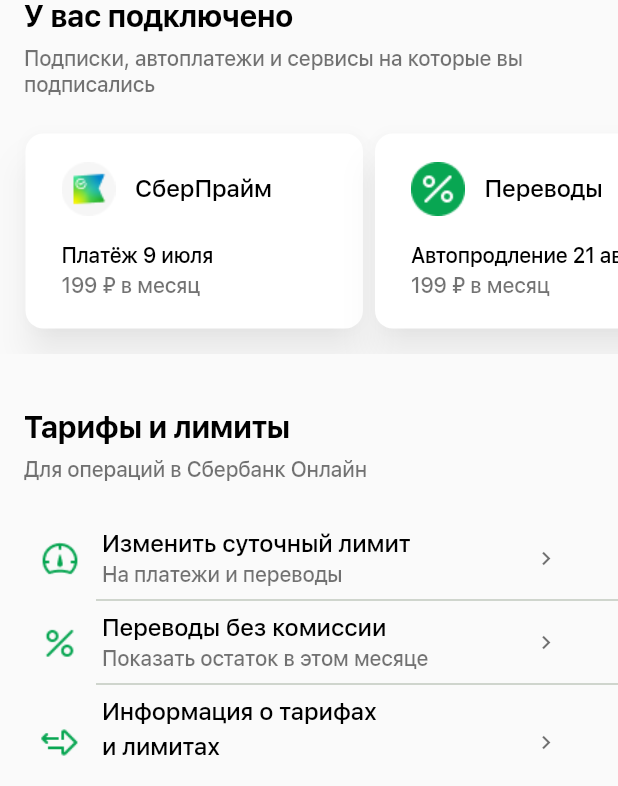
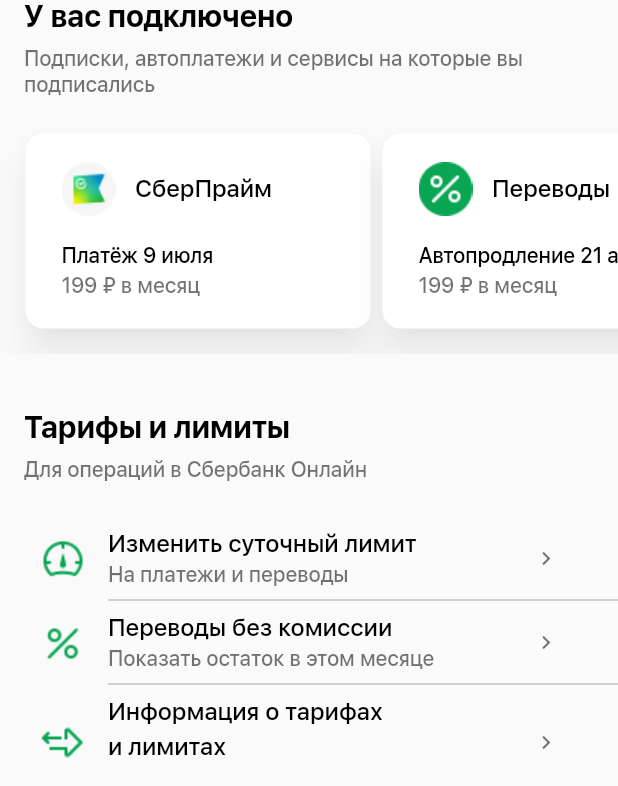
Before and after one commit to SuperJK55/flutter_effective_lab, a Flutter app: the screen it shows after launch, on a phone screen of 412 x 824 dp, the part 450-1236 px from its top. Run offline on Flutter 3.47's test engine with Material 3 defaults, Android fonts, the phone set to English and light mode, and no system bars.

Commit message:
Change some image size, block size and padding size

```diff
--- a/lib/pages/ProfileScreen.dart
+++ b/lib/pages/ProfileScreen.dart
@@ -34,7 +34,7 @@
                 title: "Изменить суточный лимит",
                 subtitle: "На платежи и переводы")),
           Padding(
-            padding: EdgeInsets.only(left: 64),
+            padding: EdgeInsets.only(left: 72),
             child: Divider(
               height: 2,
             ),
@@ -45,7 +45,7 @@
                 title: "Переводы без комиссии",
                 subtitle: "Показать остаток в этом месяце")),
           Padding(
-            padding: EdgeInsets.only(left: 64),
+            padding: EdgeInsets.only(left: 72),
             child: Divider(
               height: 2,
             ),
--- a/lib/widgets/CategoryItem.dart
+++ b/lib/widgets/CategoryItem.dart
@@ -13,7 +13,7 @@
       onPressed: () {},
       style: ElevatedButton.styleFrom(
           elevation: 10,
-          fixedSize: const Size(225, 130),
+          fixedSize: const Size(230, 130),
           backgroundColor: Colors.white,
           surfaceTintColor: Colors.white,
           foregroundColor: Colors.black,
@@ -21,7 +21,7 @@
           shape:
               RoundedRectangleBorder(borderRadius: BorderRadius.circular(12))),
       child: Padding(
-        padding: const EdgeInsets.symmetric(horizontal: 0, vertical: 16),
+        padding: const EdgeInsets.symmetric(vertical: 16),
         child: Column(
             crossAxisAlignment: CrossAxisAlignment.start,
             mainAxisSize: MainAxisSize.min,
--- a/lib/widgets/CustomSliverAppBar.dart
+++ b/lib/widgets/CustomSliverAppBar.dart
@@ -45,7 +45,6 @@
                 'Екатерина',
                 style: Theme.of(context).textTheme.titleLarge,
               ),
-
             ],
           ),
         ),
--- a/lib/widgets/TariffAndLimitsBlock.dart
+++ b/lib/widgets/TariffAndLimitsBlock.dart
@@ -26,8 +26,8 @@
         children: [
           Image.asset(
             tariffAndLimitsModel.imageName,
-            width: 32,
-            height: 32,
+            width: 36,
+            height: 36,
           ),
           const SizedBox(width: 12),
           Expanded(
```
